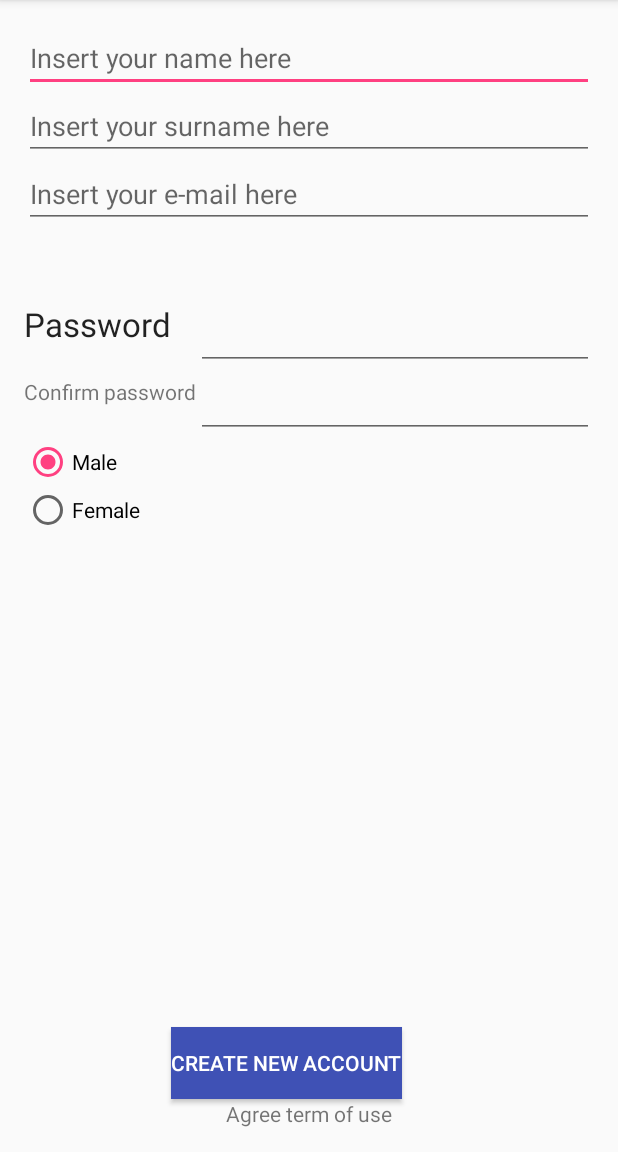
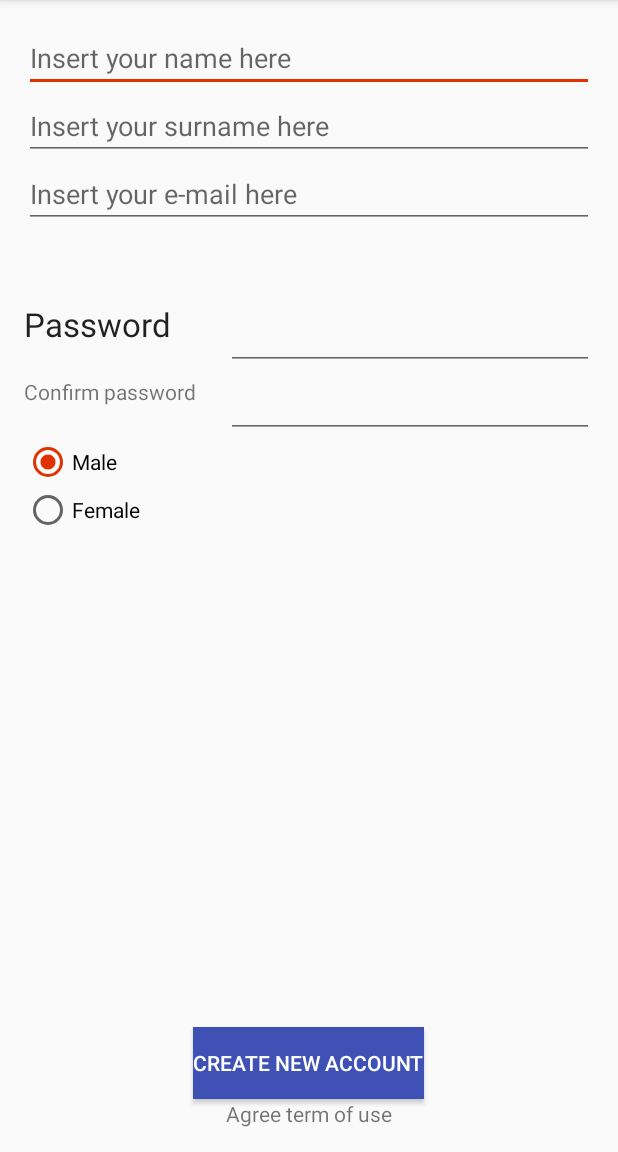
Before and after one commit to PP90/ProximityMarketProject, an Android app: the RegisterNewUser screen opened directly, with no data from a screen before it, after a tap on "CREATE NEW ACCOUNT", on a phone screen of 412 x 824 dp, the part 84-1236 px from its top. Run offline under Robolectric (Android 15) with nearby library versions, the phone set to English and light mode, and no system bars.

Commit message:
restailing layout login

```diff
--- a/app/src/main/java/com/example/p3/myapp/ActivitiesPackage/RegisterNewUser.java
+++ b/app/src/main/java/com/example/p3/myapp/ActivitiesPackage/RegisterNewUser.java
@@ -38,6 +38,7 @@ public class RegisterNewUser extends AppCompatActivity implements View.OnClickLi
         EditText surname=(EditText) findViewById(R.id.editText_insert_surname_to_reg);
         EditText username=(EditText) findViewById(R.id.editText_email_here_to_reg);
         EditText pwd=(EditText) findViewById(R.id.editText_insert_pwd_to_reg);
+        EditText pwdC=(EditText) findViewById(R.id.editText_confirm_insert_pwd_to_reg);
         RadioButton isMale=(RadioButton) findViewById(R.id.male_radiobutton);
         String sexString;
         if(isMale.isSelected()) sexString="1";
@@ -45,9 +46,13 @@ public class RegisterNewUser extends AppCompatActivity implements View.OnClickLi
         if(addNewUser.getStatus() == AsyncTask.Status.PENDING){
             // added email check - controllo correttezza email aggiunto
             boolean emailOK= isValidEmail(username.getText().toString());
+            boolean pwdOK= isTheSame(pwd.getText().toString(),pwdC.getText().toString());
             if(emailOK){
-            addNewUser.execute(username.getText().toString(), pwd.getText().toString(), name.getText().toString(), surname.getText().toString(),sexString );
-            } else Toast.makeText(getApplicationContext(),"Invalid or null email address",Toast.LENGTH_SHORT).show();
+                if (pwdOK){addNewUser.execute(username.getText().toString(), pwd.getText().toString(), name.getText().toString(), surname.getText().toString(),sexString );
+                            }
+                if (!pwdOK) {Toast.makeText(getApplicationContext(),"Insert the same password in both boxes",Toast.LENGTH_SHORT).show();
+                            }
+                } else Toast.makeText(getApplicationContext(),"Invalid or null email address",Toast.LENGTH_SHORT).show();
         }
     }
     public final static boolean isValidEmail(CharSequence target) {
@@ -57,6 +62,15 @@ public class RegisterNewUser extends AppCompatActivity implements View.OnClickLi
             return android.util.Patterns.EMAIL_ADDRESS.matcher(target).matches();
         }
     }
+
+
+    public final static boolean isTheSame(String pwd,String pwdC ){
+        if (pwd==pwdC) return true;
+        else return false;
+
+    };
+
+
     private class AddNewUserTask extends AsyncTask<String, Void, Integer>{
 
         @Override
--- a/app/src/main/res/layout/activity_register_new_user.xml
+++ b/app/src/main/res/layout/activity_register_new_user.xml
@@ -30,15 +30,14 @@
         android:textAppearance="?android:attr/textAppearanceSmall"
         android:text="@string/confirm_reg_pwd_text"
         android:id="@+id/textView_confirm_reg_pwd"
-        android:layout_alignParentLeft="false"
-        android:layout_alignParentStart="true"
         android:layout_alignBottom="@+id/editText_confirm_insert_pwd_to_reg"
-        android:layout_alignParentEnd="false"
         android:layout_alignParentBottom="false"
-        android:layout_alignParentRight="true"
         android:layout_alignWithParentIfMissing="false"
         android:layout_below="@+id/textView_register_password_"
-        android:gravity="center_vertical" />
+        android:gravity="center_vertical"
+        android:layout_toLeftOf="@+id/textView_agreeTermsOfUse"
+        android:layout_alignParentLeft="true"
+        android:layout_alignParentStart="true" />
 
     <EditText
         android:layout_width="wrap_content"
@@ -136,10 +135,10 @@
         android:layout_height="wrap_content"
         android:text="@string/button_create_new_account"
         android:id="@+id/button_create_new_account"
+        android:background="@color/colorPrimary"
+        android:textColor="#ffffff"
         android:layout_above="@+id/textView_agreeTermsOfUse"
-        android:background="@color/colorPrimary"
-        android:layout_toRightOf="@+id/textView_register_password_"
-        android:textColor="#ffffff" />
+        android:layout_centerHorizontal="true" />
 
     <TextView
         android:layout_width="wrap_content"
--- a/app/src/main/res/values/colors.xml
+++ b/app/src/main/res/values/colors.xml
@@ -2,5 +2,5 @@
 <resources>
     <color name="colorPrimary">#3f51b5</color>
     <color name="colorPrimaryDark">#303f9f</color>
-    <color name="colorAccent">#ff4081</color>
+    <color name="colorAccent">#e13100</color>
 </resources>
```
Also changed, not shown: app/src/main/res/layout/activity_login.xml (+19 -11 lines).
